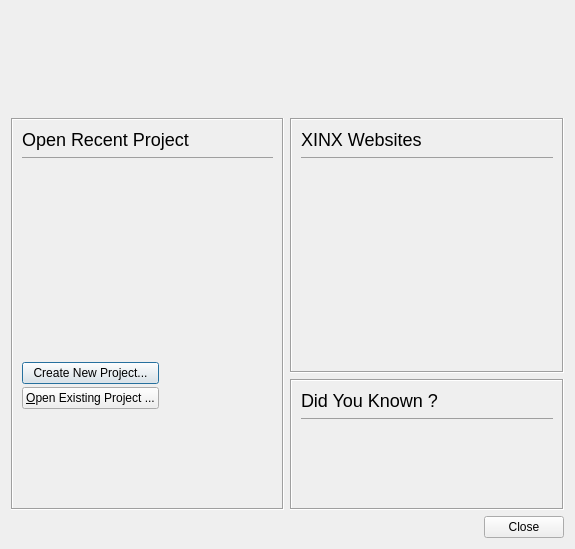
Above: xinx/ui/welcomdlg.ui from phoenix741/xinx before the change. Below: the same form after it.
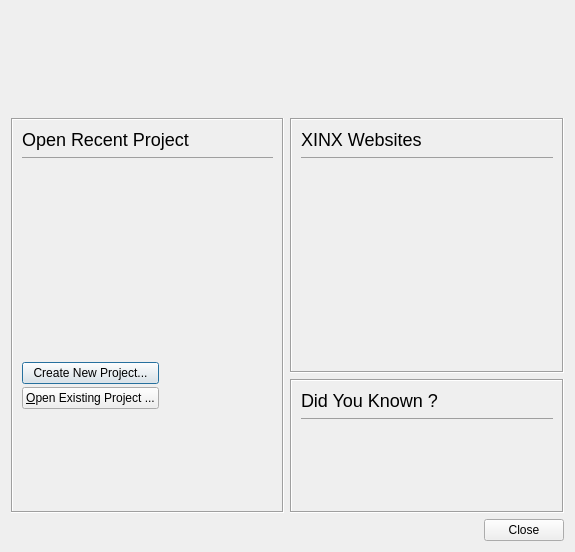
That is the form after the change. Icons and pictures are not drawn. Custom widgets are drawn as their Qt base class.

Commit message: Increase the size of the Welcom dialog

What changed in the file:
```diff
--- a/xinx/ui/welcomdlg.ui
+++ b/xinx/ui/welcomdlg.ui
@@ -7,7 +7,7 @@
     <x>0</x>
     <y>0</y>
     <width>575</width>
-    <height>496</height>
+    <height>552</height>
    </rect>
   </property>
   <property name="windowTitle">
@@ -73,7 +73,7 @@
         <property name="sizeHint" stdset="0">
          <size>
           <width>20</width>
-          <height>40</height>
+          <height>0</height>
          </size>
         </property>
        </spacer>
```
Left out of the diff: 6 changed lines with no effect on the pictures.
